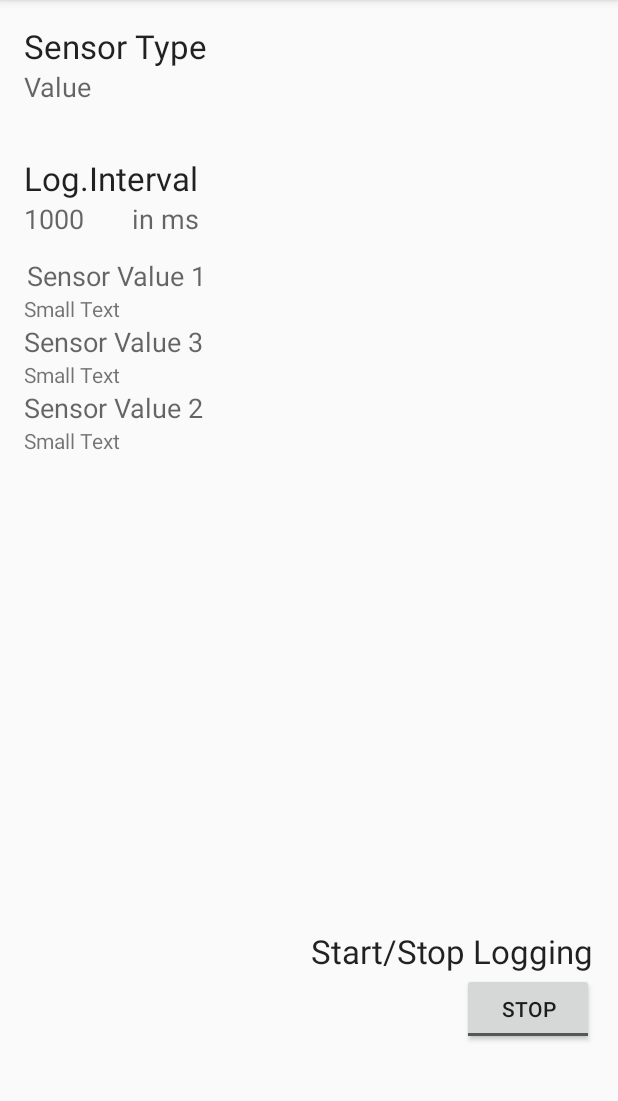
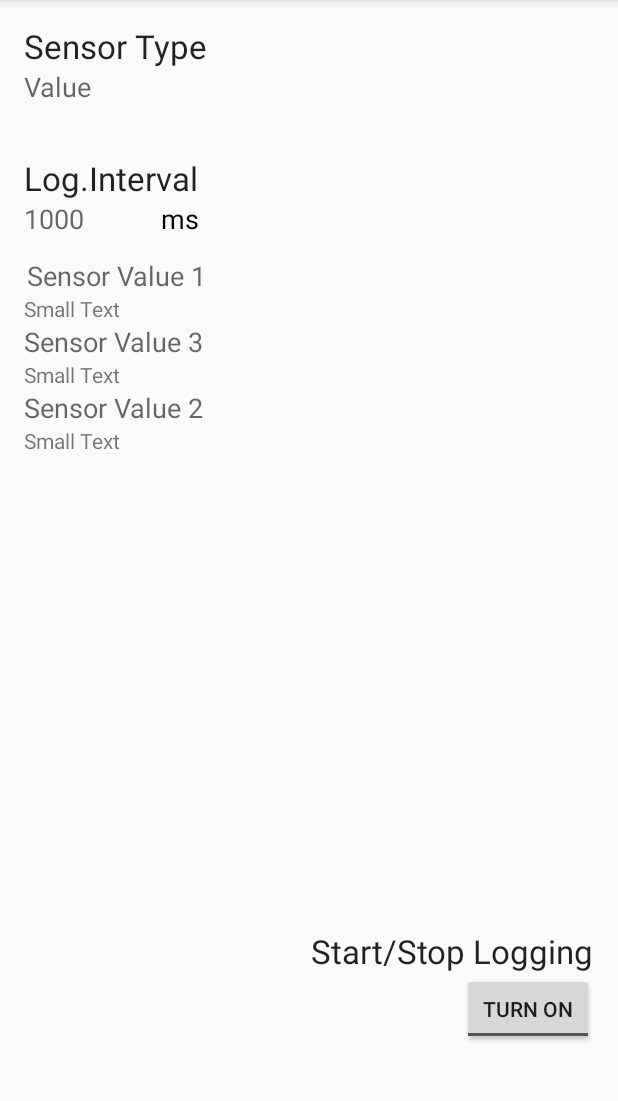
Before and after one commit to Soily/SensorLogger, an Android app: the screen it shows after launch (MainActivity), on a phone screen of 412 x 824 dp, the part 84-1185 px from its top. Run offline under Robolectric (Android 15) with nearby library versions, the phone set to English and light mode, and no system bars; 1 statement that could not run was skipped.

Commit message:
Add and change text fields names

```diff
--- a/app/src/main/res/layout/activity_main.xml
+++ b/app/src/main/res/layout/activity_main.xml
@@ -52,8 +52,8 @@
         android:text="New ToggleButton"
         android:id="@+id/toggleButton"
         android:layout_marginBottom="55dp"
-        android:textOn="Start"
-        android:textOff="Stop"
+        android:textOn="Turn Off"
+        android:textOff="Turn On"
         android:onClick="StartStopClicked"
         android:layout_alignParentBottom="true"
         android:layout_alignRight="@+id/textView5"
@@ -138,6 +138,7 @@
         android:id="@+id/textView12"
         android:layout_below="@+id/textView6"
         android:layout_alignRight="@+id/textView6"
-        android:layout_alignEnd="@+id/textView6" />
+        android:layout_alignEnd="@+id/textView6"
+        android:textColor="@color/abc_search_url_text_pressed" />
 
 </RelativeLayout>
--- a/app/src/main/res/values/strings.xml
+++ b/app/src/main/res/values/strings.xml
@@ -13,7 +13,7 @@
     <string name="Sensor_Value2">Sensor Value 2</string>
     <string name="Sensor_Value3">Sensor Value 3</string>
     <string name="StartStopLog">Start/Stop Logging</string>
-    <string name="LoggingInterval_ms"> in ms</string>
+    <string name="LoggingInterval_ms"> ms</string>
 
     // Strings for Settings
     <string name="Settings_100ms">100 ms</string>
```
